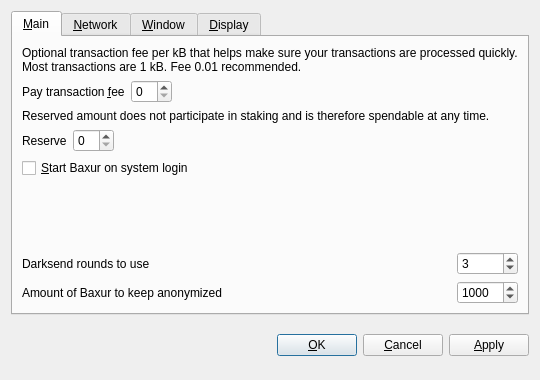
nightm4r3tr/Ncoin, file src/qt/forms/optionsdialog.ui: the form before one commit.
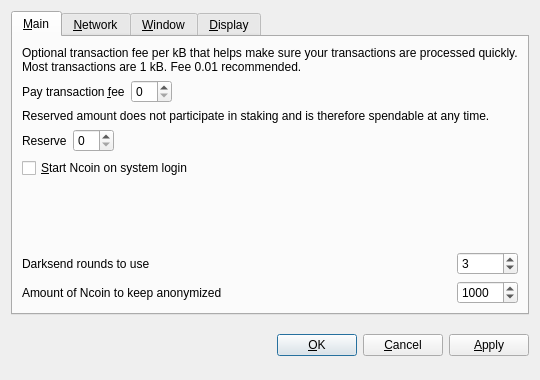
The form after the commit. Custom widgets are drawn as their Qt base class.

```diff
--- a/src/qt/forms/optionsdialog.ui
+++ b/src/qt/forms/optionsdialog.ui
@@ -128,7 +128,7 @@
           <string>Automatically start Baxur after logging in to the system.</string>
          </property>
          <property name="text">
-          <string>&amp;Start Baxur on system login</string>
+          <string>&amp;Start Ncoin on system login</string>
          </property>
         </widget>
        </item>
@@ -186,7 +186,7 @@
           <string notr="true"/>
          </property>
          <property name="text">
-          <string>Amount of Baxur to keep anonymized</string>
+          <string>Amount of Ncoin to keep anonymized</string>
          </property>
         </widget>
        </item>
```
Left out of the diff: 10 changed lines with no effect on the pictures.
